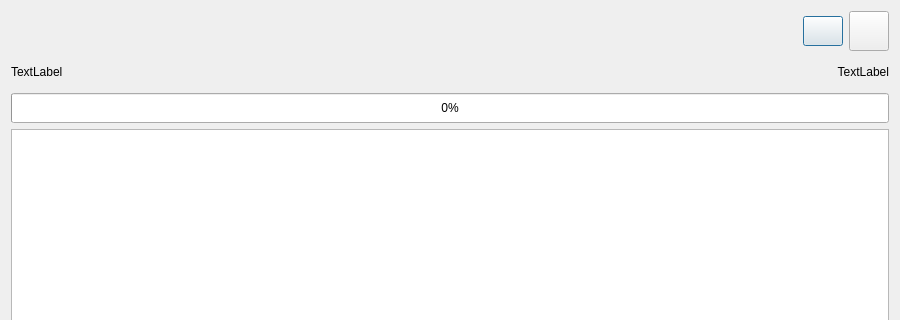
The window that src/gui/btbackupprogressdialog.ui (realth000/BackTook) describes before a commit, drawn with Qt 5; both pictures show x 0 to 900 and y 0 to 320 of the 900 by 600 pixel window.
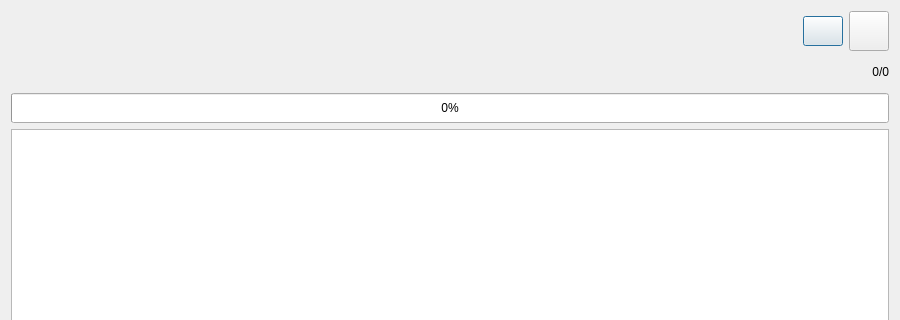
The same window after the commit.

Commit message:
perf(UI): Add icon and update UI
Other changes:
    Add icon and update UI.

```diff
--- a/src/gui/btbackupprogressdialog.ui
+++ b/src/gui/btbackupprogressdialog.ui
@@ -90,7 +90,7 @@
         </size>
        </property>
        <property name="text">
-        <string>TextLabel</string>
+        <string/>
        </property>
       </widget>
      </item>
@@ -125,7 +125,7 @@
         </size>
        </property>
        <property name="text">
-        <string>TextLabel</string>
+        <string>0/0</string>
        </property>
        <property name="alignment">
         <set>Qt::AlignRight|Qt::AlignTrailing|Qt::AlignVCenter</set>
```
The commit also changes 4 other files.
